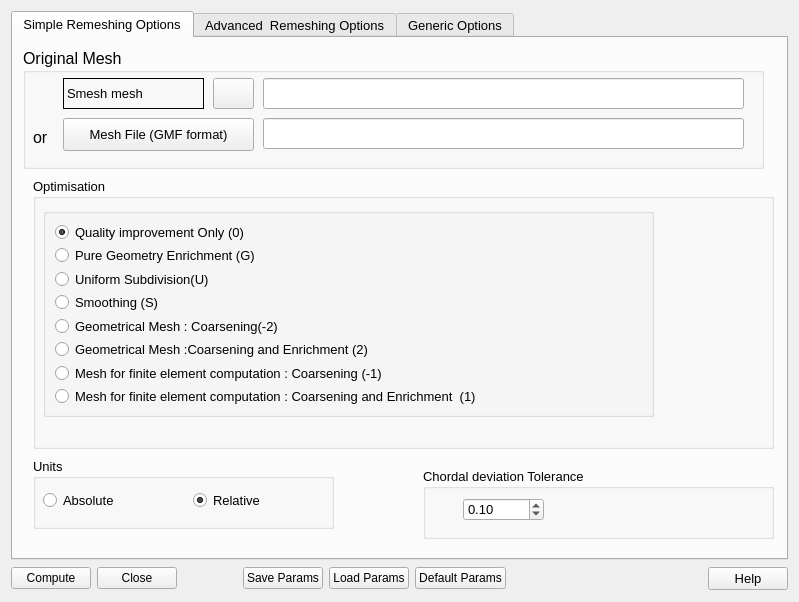
Qt form src/Tools/YamsPlug/YamsPlugDialog.ui (SalomePlatform/smesh) before a commit.
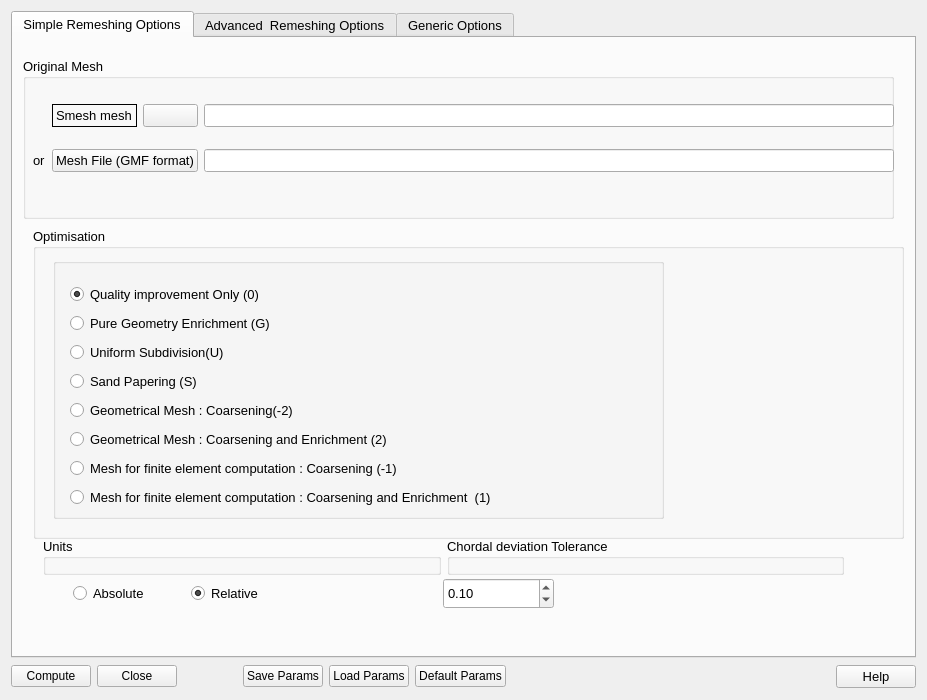
The same form after that commit. Icons and pictures are not drawn.

What changed in the file:
```diff
--- a/src/Tools/YamsPlug/YamsPlugDialog.ui
+++ b/src/Tools/YamsPlug/YamsPlugDialog.ui
@@ -6,8 +6,8 @@
    <rect>
     <x>0</x>
     <y>0</y>
-    <width>799</width>
-    <height>602</height>
+    <width>927</width>
+    <height>700</height>
    </rect>
   </property>
   <property name="windowTitle">
@@ -115,9 +115,9 @@
        <property name="geometry">
         <rect>
          <x>20</x>
-         <y>140</y>
-         <width>741</width>
-         <height>271</height>
+         <y>190</y>
+         <width>871</width>
+         <height>311</height>
         </rect>
        </property>
        <property name="title">
@@ -126,15 +126,21 @@
        <widget class="QGroupBox" name="mesRB">
         <property name="geometry">
          <rect>
-          <x>10</x>
+          <x>20</x>
           <y>30</y>
           <width>611</width>
-          <height>209</height>
+          <height>261</height>
          </rect>
         </property>
-        <layout class="QVBoxLayout" name="monRBLayout">
-         <item>
           <widget class="QRadioButton" name="RB_0">
+         <property name="geometry">
+          <rect>
+           <x>17</x>
+           <y>25</y>
+           <width>585</width>
+           <height>23</height>
+          </rect>
+         </property>
            <property name="toolTip">
             <string>&lt;!DOCTYPE HTML PUBLIC &quot;-//W3C//DTD HTML 4.0//EN&quot; &quot;http://www.w3.org/TR/REC-html40/strict.dtd&quot;&gt;
 &lt;html&gt;&lt;head&gt;&lt;meta name=&quot;qrichtext&quot; content=&quot;1&quot; /&gt;&lt;style type=&quot;text/css&quot;&gt;
@@ -152,9 +158,15 @@
             <bool>true</bool>
            </property>
           </widget>
-         </item>
-         <item>
           <widget class="QRadioButton" name="RB_G">
+         <property name="geometry">
+          <rect>
+           <x>17</x>
+           <y>54</y>
+           <width>585</width>
+           <height>23</height>
+          </rect>
+         </property>
            <property name="toolTip">
             <string>the given surface triangulation is enriched (no coarsening at all) in such away that the distance 
 between the elements in the final mesh and those of the initial one is bounded by auser specified tolerance value. 
@@ -170,9 +182,15 @@
             <bool>false</bool>
            </property>
           </widget>
-         </item>
-         <item>
           <widget class="QRadioButton" name="RB_U">
+         <property name="geometry">
+          <rect>
+           <x>17</x>
+           <y>83</y>
+           <width>585</width>
+           <height>23</height>
+          </rect>
+         </property>
            <property name="toolTip">
             <string>a uniform subdivision of the given surface triangulation is performed : 
 each triangle of the given surface triangulation is considered at and
@@ -185,9 +203,15 @@
             <bool>false</bool>
            </property>
           </widget>
-         </item>
-         <item>
           <widget class="QRadioButton" name="RB_S">
+         <property name="geometry">
+          <rect>
+           <x>17</x>
+           <y>112</y>
+           <width>585</width>
+           <height>23</height>
+          </rect>
+         </property>
            <property name="toolTip">
             <string>a surface sandpapering without shrinkage of the given surface
 triangulation is performed, i.e., the high curvature variations of the
@@ -197,15 +221,21 @@
 This option modifies the goemetry.</string>
            </property>
            <property name="text">
-            <string>Smoothing (S)</string>
+          <string>Sand Papering (S)</string>
            </property>
            <property name="checked">
             <bool>false</bool>
            </property>
           </widget>
-         </item>
-         <item>
           <widget class="QRadioButton" name="RB__2">
+         <property name="geometry">
+          <rect>
+           <x>17</x>
+           <y>141</y>
+           <width>585</width>
+           <height>23</height>
+          </rect>
+         </property>
            <property name="toolTip">
             <string>The given surface triangulation is modified in such a way that the distance between 
 the elements in the final mesh and those of the initial one is bounded by a user specfied tolerance value.
@@ -217,9 +247,15 @@
             <string>Geometrical Mesh : Coarsening(-2)</string>
            </property>
           </widget>
-         </item>
-         <item>
           <widget class="QRadioButton" name="RB_2">
+         <property name="geometry">
+          <rect>
+           <x>17</x>
+           <y>170</y>
+           <width>585</width>
+           <height>23</height>
+          </rect>
+         </property>
            <property name="toolTip">
             <string>The given surface triangulation is modified in such a way that the distance between 
 the elements in the final mesh and those of the initial one is bounded by a user specfied tolerance value.
@@ -228,12 +264,18 @@
 for computation because anisotropic elements may be generated</string>
            </property>
            <property name="text">
-            <string>Geometrical Mesh :Coarsening and Enrichment (2)</string>
-           </property>
-          </widget>
-         </item>
-         <item>
+          <string>Geometrical Mesh : Coarsening and Enrichment (2)</string>
+         </property>
+        </widget>
           <widget class="QRadioButton" name="RB__1">
+         <property name="geometry">
+          <rect>
+           <x>17</x>
+           <y>199</y>
+           <width>585</width>
+           <height>23</height>
+          </rect>
+         </property>
            <property name="toolTip">
             <string>The given surface triangulation is modfied in accordance to a size map. 
 The latter can be either the intrinsic size map (computed automatically
@@ -247,9 +289,15 @@
             <string>Mesh for finite element computation : Coarsening (-1)</string>
            </property>
           </widget>
-         </item>
-         <item>
           <widget class="QRadioButton" name="RB_1">
+         <property name="geometry">
+          <rect>
+           <x>17</x>
+           <y>228</y>
+           <width>585</width>
+           <height>22</height>
+          </rect>
+         </property>
            <property name="toolTip">
             <string>The given surface triangulation is modfied in accordance to a size map. 
 The latter can be either the intrinsic size map (computed automatically
@@ -263,193 +311,59 @@
             <string>Mesh for finite element computation : Coarsening and Enrichment  (1)</string>
            </property>
           </widget>
-         </item>
-        </layout>
-       </widget>
-      </widget>
-      <widget class="QGroupBox" name="GBUnit">
-       <property name="geometry">
-        <rect>
-         <x>20</x>
-         <y>420</y>
-         <width>301</width>
-         <height>71</height>
-        </rect>
-       </property>
-       <property name="toolTip">
-        <string>&lt;!DOCTYPE HTML PUBLIC &quot;-//W3C//DTD HTML 4.0//EN&quot; &quot;http://www.w3.org/TR/REC-html40/strict.dtd&quot;&gt;
-&lt;html&gt;&lt;head&gt;&lt;meta name=&quot;qrichtext&quot; content=&quot;1&quot; /&gt;&lt;style type=&quot;text/css&quot;&gt;
-p, li { white-space: pre-wrap; }
-&lt;/style&gt;&lt;/head&gt;&lt;body style=&quot; font-family:'Sans Serif'; font-size:9pt; font-weight:400; font-style:normal;&quot;&gt;
-&lt;table border=&quot;0&quot; style=&quot;-qt-table-type: root; margin-top:4px; margin-bottom:4px; margin-left:4px; margin-right:4px;&quot;&gt;
-&lt;tr&gt;
-&lt;td style=&quot;border: none;&quot;&gt;
-&lt;p style=&quot;-qt-paragraph-type:empty; margin-top:0px; margin-bottom:0px; margin-left:0px; margin-right:0px; -qt-block-indent:0; text-indent:0px;&quot;&gt;&lt;/p&gt;&lt;/td&gt;&lt;/tr&gt;&lt;/table&gt;&lt;/body&gt;&lt;/html&gt;</string>
-       </property>
-       <property name="title">
-        <string>Units</string>
-       </property>
-       <widget class="QRadioButton" name="RB_Absolute">
-        <property name="geometry">
-         <rect>
-          <x>10</x>
-          <y>30</y>
-          <width>110</width>
-          <height>24</height>
-         </rect>
-        </property>
-        <property name="toolTip">
-         <string>Values are expressed in the model units.</string>
-        </property>
-        <property name="text">
-         <string>Absolute</string>
-        </property>
-        <property name="checked">
-         <bool>false</bool>
-        </property>
-       </widget>
-       <widget class="QRadioButton" name="RB_Relative">
-        <property name="geometry">
-         <rect>
-          <x>160</x>
-          <y>30</y>
-          <width>110</width>
-          <height>24</height>
-         </rect>
-        </property>
-        <property name="toolTip">
-         <string>Values are relative to the bounding box size.</string>
-        </property>
-        <property name="text">
-         <string>Relative</string>
-        </property>
-        <property name="checked">
-         <bool>true</bool>
-        </property>
-       </widget>
-      </widget>
-      <widget class="QGroupBox" name="GBTolerance_2">
-       <property name="geometry">
-        <rect>
-         <x>410</x>
-         <y>430</y>
-         <width>351</width>
-         <height>71</height>
-        </rect>
-       </property>
-       <property name="toolTip">
-        <string>&lt;!DOCTYPE HTML PUBLIC &quot;-//W3C//DTD HTML 4.0//EN&quot; &quot;http://www.w3.org/TR/REC-html40/strict.dtd&quot;&gt;
-&lt;html&gt;&lt;head&gt;&lt;meta name=&quot;qrichtext&quot; content=&quot;1&quot; /&gt;&lt;style type=&quot;text/css&quot;&gt;
-p, li { white-space: pre-wrap; }
-&lt;/style&gt;&lt;/head&gt;&lt;body style=&quot; font-family:'Sans Serif'; font-size:9pt; font-weight:400; font-style:normal;&quot;&gt;
-&lt;table border=&quot;0&quot; style=&quot;-qt-table-type: root; margin-top:4px; margin-bottom:4px; margin-left:4px; margin-right:4px;&quot;&gt;
-&lt;tr&gt;
-&lt;td style=&quot;border: none;&quot;&gt;
-&lt;p style=&quot; margin-top:0px; margin-bottom:0px; margin-left:0px; margin-right:0px; -qt-block-indent:0; text-indent:0px;&quot;&gt;Set chordal deviation tolerance:&lt;/p&gt;
-&lt;p style=&quot; margin-top:0px; margin-bottom:0px; margin-left:0px; margin-right:0px; -qt-block-indent:0; text-indent:0px;&quot;&gt;This parameter enables the user to bound the maximal chordal deviation allowed,&lt;/p&gt;
-&lt;p style=&quot; margin-top:0px; margin-bottom:0px; margin-left:0px; margin-right:0px; -qt-block-indent:0; text-indent:0px;&quot;&gt;that is, the maximal distance allowed between the detected curve and the plane P&lt;/p&gt;
-&lt;p style=&quot; margin-top:0px; margin-bottom:0px; margin-left:0px; margin-right:0px; -qt-block-indent:0; text-indent:0px;&quot;&gt;of the corresponding mesh face.&lt;/p&gt;
-&lt;p style=&quot; margin-top:0px; margin-bottom:0px; margin-left:0px; margin-right:0px; -qt-block-indent:0; text-indent:0px;&quot;&gt;In other words, it avoids having faces too far away from the curve &lt;/p&gt;
-&lt;p style=&quot; margin-top:0px; margin-bottom:0px; margin-left:0px; margin-right:0px; -qt-block-indent:0; text-indent:0px;&quot;&gt;they represent (or should represent).&lt;/p&gt;
-&lt;p style=&quot;-qt-paragraph-type:empty; margin-top:0px; margin-bottom:0px; margin-left:0px; margin-right:0px; -qt-block-indent:0; text-indent:0px;&quot;&gt;&lt;/p&gt;
-&lt;p style=&quot;-qt-paragraph-type:empty; margin-top:0px; margin-bottom:0px; margin-left:0px; margin-right:0px; -qt-block-indent:0; text-indent:0px;&quot;&gt;&lt;/p&gt;
-&lt;p style=&quot;-qt-paragraph-type:empty; margin-top:0px; margin-bottom:0px; margin-left:0px; margin-right:0px; -qt-block-indent:0; text-indent:0px;&quot;&gt;&lt;/p&gt;&lt;/td&gt;&lt;/tr&gt;&lt;/table&gt;&lt;/body&gt;&lt;/html&gt;</string>
-       </property>
-       <property name="title">
-        <string>Chordal deviation Tolerance</string>
-       </property>
-       <widget class="QDoubleSpinBox" name="SP_Tolerance">
-        <property name="geometry">
-         <rect>
-          <x>40</x>
-          <y>30</y>
-          <width>81</width>
-          <height>23</height>
-         </rect>
-        </property>
-        <property name="font">
-         <font>
-          <stylestrategy>PreferDefault</stylestrategy>
-         </font>
-        </property>
-        <property name="mouseTracking">
-         <bool>true</bool>
-        </property>
-        <property name="toolTip">
-         <string>If the Units parameter is relative epsilon max correspond to 0.0001x s x tolerance parameter where s is the size of the bounding box of the domain.
-If the Units parameter is absolute, the tolerance parameter is expressed in model units :
-if P=2 and point coordinaters are givin in millimetre, it menas that the maximal chordal deviation is 2 mm </string>
-        </property>
-        <property name="maximum">
-         <double>100000.000000000000000</double>
-        </property>
-        <property name="singleStep">
-         <double>1.000000000000000</double>
-        </property>
-        <property name="value">
-         <double>0.100000000000000</double>
-        </property>
        </widget>
       </widget>
       <widget class="QGroupBox" name="groupBox">
        <property name="geometry">
         <rect>
          <x>10</x>
-         <y>10</y>
-         <width>741</width>
-         <height>121</height>
+         <y>20</y>
+         <width>871</width>
+         <height>161</height>
         </rect>
        </property>
        <property name="font">
         <font>
-         <pointsize>12</pointsize>
+         <pointsize>10</pointsize>
         </font>
        </property>
        <property name="title">
         <string>Original Mesh</string>
        </property>
-       <widget class="QPushButton" name="PB_MeshFile">
+       <widget class="QWidget" name="">
         <property name="geometry">
          <rect>
-          <x>40</x>
-          <y>70</y>
-          <width>191</width>
-          <height>33</height>
+          <x>10</x>
+          <y>30</y>
+          <width>861</width>
+          <height>101</height>
          </rect>
         </property>
+        <layout class="QGridLayout" name="gridLayout_2">
+         <item row="0" column="1">
+          <widget class="QLabel" name="label_7">
         <property name="font">
          <font>
           <pointsize>10</pointsize>
-         </font>
-        </property>
+             <strikeout>false</strikeout>
+            </font>
+           </property>
+           <property name="frameShape">
+            <enum>QFrame::Box</enum>
+           </property>
         <property name="text">
-         <string>Mesh File (GMF format)</string>
-        </property>
-       </widget>
-       <widget class="QLineEdit" name="LE_MeshFile">
-        <property name="geometry">
-         <rect>
-          <x>240</x>
-          <y>70</y>
-          <width>481</width>
-          <height>31</height>
-         </rect>
-        </property>
-        <property name="font">
-         <font>
-          <pointsize>10</pointsize>
-         </font>
-        </property>
-       </widget>
+            <string>Smesh mesh</string>
+           </property>
+           <property name="wordWrap">
+            <bool>false</bool>
+           </property>
+           <property name="margin">
+            <number>0</number>
+           </property>
+          </widget>
+         </item>
+         <item row="0" column="2">
        <widget class="QPushButton" name="PB_MeshSmesh">
-        <property name="geometry">
-         <rect>
-          <x>190</x>
-          <y>30</y>
-          <width>41</width>
-          <height>31</height>
-         </rect>
-        </property>
         <property name="text">
          <string/>
         </property>
@@ -467,62 +381,170 @@
          <bool>false</bool>
         </property>
        </widget>
+         </item>
+         <item row="0" column="3">
        <widget class="QLineEdit" name="LE_MeshSmesh">
-        <property name="geometry">
-         <rect>
-          <x>240</x>
-          <y>30</y>
-          <width>481</width>
-          <height>31</height>
-         </rect>
-        </property>
         <property name="font">
          <font>
           <pointsize>10</pointsize>
          </font>
         </property>
        </widget>
-       <widget class="QLabel" name="label_7">
-        <property name="geometry">
-         <rect>
-          <x>40</x>
-          <y>30</y>
-          <width>141</width>
-          <height>31</height>
-         </rect>
-        </property>
-        <property name="font">
-         <font>
-          <pointsize>10</pointsize>
-          <strikeout>false</strikeout>
-         </font>
-        </property>
-        <property name="frameShape">
-         <enum>QFrame::Box</enum>
-        </property>
-        <property name="text">
-         <string>Smesh mesh</string>
-        </property>
-        <property name="wordWrap">
-         <bool>false</bool>
-        </property>
-        <property name="margin">
-         <number>0</number>
-        </property>
-       </widget>
+         </item>
+         <item row="1" column="0">
        <widget class="QLabel" name="label_8">
-        <property name="geometry">
-         <rect>
-          <x>10</x>
-          <y>80</y>
-          <width>31</width>
-          <height>18</height>
-         </rect>
-        </property>
         <property name="text">
          <string>or</string>
         </property>
        </widget>
+         </item>
+         <item row="1" column="1" colspan="2">
+          <widget class="QPushButton" name="PB_MeshFile">
+           <property name="font">
+            <font>
+             <pointsize>10</pointsize>
+            </font>
+           </property>
+           <property name="text">
+            <string>Mesh File (GMF format)</string>
+           </property>
+          </widget>
+         </item>
+         <item row="1" column="3">
+          <widget class="QLineEdit" name="LE_MeshFile">
+           <property name="font">
+            <font>
+             <pointsize>10</pointsize>
+            </font>
+           </property>
+          </widget>
+         </item>
+        </layout>
+       </widget>
+      </widget>
+      <widget class="QDoubleSpinBox" name="SP_Tolerance">
+       <property name="geometry">
+        <rect>
+         <x>430</x>
+         <y>540</y>
+         <width>111</width>
+         <height>31</height>
+        </rect>
+       </property>
+       <property name="font">
+        <font>
+         <stylestrategy>PreferDefault</stylestrategy>
+        </font>
+       </property>
+       <property name="mouseTracking">
+        <bool>true</bool>
+       </property>
+       <property name="toolTip">
+        <string>If the Units parameter is relative epsilon max correspond to 0.0001x s x tolerance parameter where s is the size of the bounding box of the domain.
+If the Units parameter is absolute, the tolerance parameter is expressed in model units :
+if P=2 and point coordinaters are givin in millimetre, it menas that the maximal chordal deviation is 2 mm </string>
+       </property>
+       <property name="maximum">
+        <double>100000.000000000000000</double>
+       </property>
+       <property name="singleStep">
+        <double>1.000000000000000</double>
+       </property>
+       <property name="value">
+        <double>0.100000000000000</double>
+       </property>
+      </widget>
+      <widget class="QWidget" name="">
+       <property name="geometry">
+        <rect>
+         <x>30</x>
+         <y>500</y>
+         <width>801</width>
+         <height>37</height>
+        </rect>
+       </property>
+       <layout class="QHBoxLayout" name="horizontalLayout_2">
+        <item>
+         <widget class="QGroupBox" name="GBUnit">
+          <property name="toolTip">
+           <string>&lt;!DOCTYPE HTML PUBLIC &quot;-//W3C//DTD HTML 4.0//EN&quot; &quot;http://www.w3.org/TR/REC-html40/strict.dtd&quot;&gt;
+&lt;html&gt;&lt;head&gt;&lt;meta name=&quot;qrichtext&quot; content=&quot;1&quot; /&gt;&lt;style type=&quot;text/css&quot;&gt;
+p, li { white-space: pre-wrap; }
+&lt;/style&gt;&lt;/head&gt;&lt;body style=&quot; font-family:'Sans Serif'; font-size:9pt; font-weight:400; font-style:normal;&quot;&gt;
+&lt;table border=&quot;0&quot; style=&quot;-qt-table-type: root; margin-top:4px; margin-bottom:4px; margin-left:4px; margin-right:4px;&quot;&gt;
+&lt;tr&gt;
+&lt;td style=&quot;border: none;&quot;&gt;
+&lt;p style=&quot;-qt-paragraph-type:empty; margin-top:0px; margin-bottom:0px; margin-left:0px; margin-right:0px; -qt-block-indent:0; text-indent:0px;&quot;&gt;&lt;/p&gt;&lt;/td&gt;&lt;/tr&gt;&lt;/table&gt;&lt;/body&gt;&lt;/html&gt;</string>
+          </property>
+          <property name="title">
+           <string>Units</string>
+          </property>
+         </widget>
+        </item>
+        <item>
+         <widget class="QGroupBox" name="GBTolerance_2">
+          <property name="toolTip">
+           <string>&lt;!DOCTYPE HTML PUBLIC &quot;-//W3C//DTD HTML 4.0//EN&quot; &quot;http://www.w3.org/TR/REC-html40/strict.dtd&quot;&gt;
+&lt;html&gt;&lt;head&gt;&lt;meta name=&quot;qrichtext&quot; content=&quot;1&quot; /&gt;&lt;style type=&quot;text/css&quot;&gt;
+p, li { white-space: pre-wrap; }
+&lt;/style&gt;&lt;/head&gt;&lt;body style=&quot; font-family:'Sans Serif'; font-size:9pt; font-weight:400; font-style:normal;&quot;&gt;
+&lt;table border=&quot;0&quot; style=&quot;-qt-table-type: root; margin-top:4px; margin-bottom:4px; margin-left:4px; margin-right:4px;&quot;&gt;
+&lt;tr&gt;
+&lt;td style=&quot;border: none;&quot;&gt;
+&lt;p style=&quot; margin-top:0px; margin-bottom:0px; margin-left:0px; margin-right:0px; -qt-block-indent:0; text-indent:0px;&quot;&gt;Set chordal deviation tolerance:&lt;/p&gt;
+&lt;p style=&quot; margin-top:0px; margin-bottom:0px; margin-left:0px; margin-right:0px; -qt-block-indent:0; text-indent:0px;&quot;&gt;This parameter enables the user to bound the maximal chordal deviation allowed,&lt;/p&gt;
+&lt;p style=&quot; margin-top:0px; margin-bottom:0px; margin-left:0px; margin-right:0px; -qt-block-indent:0; text-indent:0px;&quot;&gt;that is, the maximal distance allowed between the detected curve and the plane P&lt;/p&gt;
+&lt;p style=&quot; margin-top:0px; margin-bottom:0px; margin-left:0px; margin-right:0px; -qt-block-indent:0; text-indent:0px;&quot;&gt;of the corresponding mesh face.&lt;/p&gt;
+&lt;p style=&quot; margin-top:0px; margin-bottom:0px; margin-left:0px; margin-right:0px; -qt-block-indent:0; text-indent:0px;&quot;&gt;In other words, it avoids having faces too far away from the curve &lt;/p&gt;
+&lt;p style=&quot; margin-top:0px; margin-bottom:0px; margin-left:0px; margin-right:0px; -qt-block-indent:0; text-indent:0px;&quot;&gt;they represent (or should represent).&lt;/p&gt;
+&lt;p style=&quot;-qt-paragraph-type:empty; margin-top:0px; margin-bottom:0px; margin-left:0px; margin-right:0px; -qt-block-indent:0; text-indent:0px;&quot;&gt;&lt;/p&gt;
+&lt;p style=&quot;-qt-paragraph-type:empty; margin-top:0px; margin-bottom:0px; margin-left:0px; margin-right:0px; -qt-block-indent:0; text-indent:0px;&quot;&gt;&lt;/p&gt;
+&lt;p style=&quot;-qt-paragraph-type:empty; margin-top:0px; margin-bottom:0px; margin-left:0px; margin-right:0px; -qt-block-indent:0; text-indent:0px;&quot;&gt;&lt;/p&gt;&lt;/td&gt;&lt;/tr&gt;&lt;/table&gt;&lt;/body&gt;&lt;/html&gt;</string>
+          </property>
+          <property name="title">
+           <string>Chordal deviation Tolerance</string>
+          </property>
+         </widget>
+        </item>
+       </layout>
+      </widget>
+      <widget class="QWidget" name="">
+       <property name="geometry">
+        <rect>
+         <x>60</x>
+         <y>540</y>
+         <width>230</width>
+         <height>31</height>
+        </rect>
+       </property>
+       <layout class="QHBoxLayout" name="horizontalLayout_5">
+        <item>
+         <widget class="QRadioButton" name="RB_Absolute">
+          <property name="toolTip">
+           <string>Values are expressed in the model units.</string>
+          </property>
+          <property name="text">
+           <string>Absolute</string>
+          </property>
+          <property name="checked">
+           <bool>false</bool>
+          </property>
+         </widget>
+        </item>
+        <item>
+         <widget class="QRadioButton" name="RB_Relative">
+          <property name="toolTip">
+           <string>Values are relative to the bounding box size.</string>
+          </property>
+          <property name="text">
+           <string>Relative</string>
+          </property>
+          <property name="checked">
+           <bool>true</bool>
+          </property>
+         </widget>
+        </item>
+       </layout>
       </widget>
       <zorder>GBUnit</zorder>
       <zorder>GBTolerance_2</zorder>
```
Left out of the diff: 75 changed lines with no effect on the pictures. Lines whose indentation alone changed are shown as unchanged.
